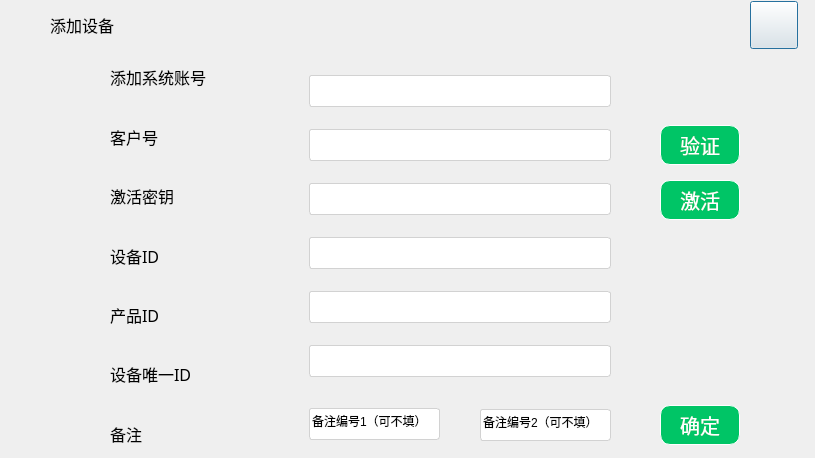
huangjingpei/myobs, file UI/gbs/dialog/GBSAddMatrix.ui: the form before one commit.
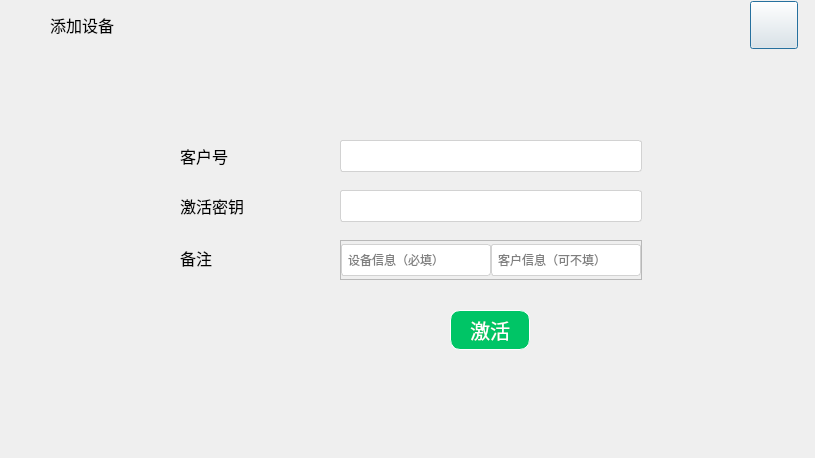
The form after the commit. Icons and pictures are not drawn.

The edit to the form file:
```diff
--- a/UI/gbs/dialog/GBSAddMatrix.ui
+++ b/UI/gbs/dialog/GBSAddMatrix.ui
@@ -77,17 +77,23 @@
   <widget class="QWidget" name="widget_2" native="true">
    <property name="geometry">
     <rect>
-     <x>110</x>
+     <x>0</x>
      <y>50</y>
-     <width>151</width>
+     <width>821</width>
      <height>411</height>
     </rect>
    </property>
-   <layout class="QVBoxLayout" name="verticalLayout">
-    <item>
-     <widget class="QLabel" name="label_2">
-      <property name="styleSheet">
-       <string notr="true">width: 126px;
+   <widget class="QLabel" name="label_21">
+    <property name="geometry">
+     <rect>
+      <x>180</x>
+      <y>140</y>
+      <width>64</width>
+      <height>32</height>
+     </rect>
+    </property>
+    <property name="styleSheet">
+     <string notr="true">width: 126px;
 height: 20px;
 font-family: Song Myung, Song Myung;
 font-weight: 400;
@@ -97,142 +103,16 @@
 text-align: left;
 font-style: normal;
 text-transform: none;</string>
-      </property>
-      <property name="text">
-       <string>添加系统账号</string>
-      </property>
-     </widget>
-    </item>
-    <item>
-     <widget class="QLabel" name="label_3">
-      <property name="styleSheet">
-       <string notr="true">width: 126px;
-height: 20px;
-font-family: Song Myung, Song Myung;
-font-weight: 400;
-font-size: 16px;
-color: #000000;
-line-height: 19px;
-text-align: left;
-font-style: normal;
-text-transform: none;</string>
-      </property>
-      <property name="text">
-       <string>客户号</string>
-      </property>
-     </widget>
-    </item>
-    <item>
-     <widget class="QLabel" name="label_4">
-      <property name="styleSheet">
-       <string notr="true">width: 126px;
-height: 20px;
-font-family: Song Myung, Song Myung;
-font-weight: 400;
-font-size: 16px;
-color: #000000;
-line-height: 19px;
-text-align: left;
-font-style: normal;
-text-transform: none;</string>
-      </property>
-      <property name="text">
-       <string>激活密钥</string>
-      </property>
-     </widget>
-    </item>
-    <item>
-     <widget class="QLabel" name="label_5">
-      <property name="styleSheet">
-       <string notr="true">width: 95px;
-height: 20px;
-font-family: Song Myung, Song Myung;
-font-weight: 400;
-font-size: 16px;
-color: #000000;
-line-height: 19px;
-text-align: left;
-font-style: normal;
-text-transform: none;</string>
-      </property>
-      <property name="text">
-       <string>设备ID</string>
-      </property>
-     </widget>
-    </item>
-    <item>
-     <widget class="QLabel" name="label_6">
-      <property name="styleSheet">
-       <string notr="true">width: 126px;
-height: 20px;
-font-family: Song Myung, Song Myung;
-font-weight: 400;
-font-size: 16px;
-color: #000000;
-line-height: 19px;
-text-align: left;
-font-style: normal;
-text-transform: none;</string>
-      </property>
-      <property name="text">
-       <string>产品ID</string>
-      </property>
-     </widget>
-    </item>
-    <item alignment="Qt::AlignmentFlag::AlignVCenter">
-     <widget class="QLabel" name="label_7">
-      <property name="styleSheet">
-       <string notr="true">width: 126px;
-height: 20px;
-font-family: Song Myung, Song Myung;
-font-weight: 400;
-font-size: 16px;
-color: #000000;
-line-height: 19px;
-text-align: left;
-font-style: normal;
-text-transform: none;</string>
-      </property>
-      <property name="text">
-       <string>设备唯一ID</string>
-      </property>
-     </widget>
-    </item>
-    <item alignment="Qt::AlignmentFlag::AlignVCenter">
-     <widget class="QLabel" name="label_8">
-      <property name="styleSheet">
-       <string notr="true">width: 126px;
-height: 20px;
-font-family: Song Myung, Song Myung;
-font-weight: 400;
-font-size: 16px;
-color: #000000;
-line-height: 19px;
-text-align: left;
-font-style: normal;
-text-transform: none;</string>
-      </property>
-      <property name="text">
-       <string>备注</string>
-      </property>
-     </widget>
-    </item>
-   </layout>
-  </widget>
-  <widget class="QWidget" name="widget_3" native="true">
-   <property name="geometry">
-    <rect>
-     <x>300</x>
-     <y>50</y>
-     <width>320</width>
-     <height>411</height>
-    </rect>
-   </property>
-   <widget class="QLineEdit" name="lineEdit">
+    </property>
+    <property name="text">
+     <string>激活密钥</string>
+    </property>
+   </widget>
+   <widget class="QLineEdit" name="leActivationNo">
     <property name="geometry">
      <rect>
-      <x>9</x>
-      <y>25</y>
+      <x>340</x>
+      <y>90</y>
       <width>302</width>
       <height>32</height>
      </rect>
@@ -241,14 +121,15 @@
      <string notr="true">width: 300px;
 height: 30px;
 border-radius: 3px 3px 3px 3px;
-border: 1px solid #D2D2D2;</string>
+border: 1px solid #D2D2D2;
+padding-left:4px;</string>
     </property>
    </widget>
-   <widget class="QLineEdit" name="lineEdit_3">
+   <widget class="QLineEdit" name="leActivationCode">
     <property name="geometry">
      <rect>
-      <x>9</x>
-      <y>133</y>
+      <x>340</x>
+      <y>140</y>
       <width>302</width>
       <height>32</height>
      </rect>
@@ -257,196 +138,232 @@
      <string notr="true">width: 300px;
 height: 30px;
 border-radius: 3px 3px 3px 3px;
-border: 1px solid #D2D2D2;</string>
+border: 1px solid #D2D2D2;
+padding-left:4px;</string>
     </property>
    </widget>
-   <widget class="QLineEdit" name="lineEdit_7">
+   <widget class="QSplitter" name="splitter_3">
     <property name="geometry">
      <rect>
-      <x>9</x>
-      <y>358</y>
-      <width>131</width>
-      <height>32</height>
+      <x>-30</x>
+      <y>-50</y>
+      <width>0</width>
+      <height>0</height>
      </rect>
     </property>
+    <property name="orientation">
+     <enum>Qt::Orientation::Vertical</enum>
+    </property>
+   </widget>
+   <widget class="QPushButton" name="pushButton_2">
+    <property name="geometry">
+     <rect>
+      <x>450</x>
+      <y>260</y>
+      <width>80</width>
+      <height>40</height>
+     </rect>
+    </property>
     <property name="styleSheet">
-     <string notr="true">width: 300px;
-height: 30px;
-border-radius: 3px 3px 3px 3px;
-border: 1px solid #D2D2D2;</string>
+     <string notr="true">width: 80px;
+height: 40px;
+background: #00C566;
+border-radius: 10px 10px 10px 10px;
+border: 1px solid #FFFFFF;
+font-size: 20px;
+color: #FFFFFF;width: 80px;
+height: 40px;
+background: #00C566;
+border-radius: 10px 10px 10px 10px;
+border: 1px solid #FFFFFF;
+font-size: 20px;
+color: #FFFFFF;</string>
     </property>
     <property name="text">
-     <string>备注编号1（可不填）</string>
+     <string>激活</string>
     </property>
    </widget>
-   <widget class="QLineEdit" name="lineEdit_6">
+   <widget class="QSplitter" name="splitter">
     <property name="geometry">
      <rect>
-      <x>9</x>
-      <y>295</y>
-      <width>302</width>
-      <height>32</height>
+      <x>-30</x>
+      <y>-50</y>
+      <width>0</width>
+      <height>0</height>
      </rect>
     </property>
-    <property name="styleSheet">
-     <string notr="true">width: 300px;
-height: 30px;
-border-radius: 3px 3px 3px 3px;
-border: 1px solid #D2D2D2;</string>
+    <property name="orientation">
+     <enum>Qt::Orientation::Vertical</enum>
     </property>
    </widget>
-   <widget class="QLineEdit" name="lineEdit_2">
+   <widget class="QLabel" name="label_19">
     <property name="geometry">
      <rect>
-      <x>9</x>
-      <y>79</y>
-      <width>302</width>
+      <x>180</x>
+      <y>192</y>
+      <width>81</width>
       <height>32</height>
      </rect>
     </property>
     <property name="styleSheet">
-     <string notr="true">width: 300px;
-height: 30px;
-border-radius: 3px 3px 3px 3px;
-border: 1px solid #D2D2D2;</string>
+     <string notr="true">width: 126px;
+height: 20px;
+font-family: Song Myung, Song Myung;
+font-weight: 400;
+font-size: 16px;
+color: #000000;
+line-height: 19px;
+text-align: left;
+font-style: normal;
+text-transform: none;</string>
     </property>
+    <property name="text">
+     <string>备注</string>
+    </property>
    </widget>
-   <widget class="QLineEdit" name="lineEdit_5">
+   <widget class="QSplitter" name="splitter_2">
     <property name="geometry">
      <rect>
-      <x>9</x>
-      <y>241</y>
-      <width>302</width>
+      <x>-30</x>
+      <y>-50</y>
+      <width>0</width>
+      <height>0</height>
+     </rect>
+    </property>
+    <property name="orientation">
+     <enum>Qt::Orientation::Horizontal</enum>
+    </property>
+   </widget>
+   <widget class="QLabel" name="label_20">
+    <property name="geometry">
+     <rect>
+      <x>180</x>
+      <y>90</y>
+      <width>48</width>
       <height>32</height>
      </rect>
     </property>
     <property name="styleSheet">
-     <string notr="true">width: 300px;
-height: 30px;
-border-radius: 3px 3px 3px 3px;
-border: 1px solid #D2D2D2;</string>
+     <string notr="true">width: 126px;
+height: 20px;
+font-family: Song Myung, Song Myung;
+font-weight: 400;
+font-size: 16px;
+color: #000000;
+line-height: 19px;
+text-align: left;
+font-style: normal;
+text-transform: none;</string>
     </property>
+    <property name="text">
+     <string>客户号</string>
+    </property>
    </widget>
-   <widget class="QLineEdit" name="lineEdit_4">
+   <widget class="QFrame" name="frame">
     <property name="geometry">
      <rect>
-      <x>9</x>
-      <y>187</y>
+      <x>340</x>
+      <y>190</y>
       <width>302</width>
-      <height>32</height>
+      <height>40</height>
      </rect>
     </property>
-    <property name="styleSheet">
-     <string notr="true">width: 300px;
+    <property name="frameShape">
+     <enum>QFrame::Shape::StyledPanel</enum>
+    </property>
+    <property name="frameShadow">
+     <enum>QFrame::Shadow::Raised</enum>
+    </property>
+    <layout class="QHBoxLayout" name="horizontalLayout">
+     <property name="spacing">
+      <number>0</number>
+     </property>
+     <property name="leftMargin">
+      <number>0</number>
+     </property>
+     <property name="topMargin">
+      <number>0</number>
+     </property>
+     <property name="rightMargin">
+      <number>0</number>
+     </property>
+     <property name="bottomMargin">
+      <number>0</number>
+     </property>
+     <item>
+      <layout class="QHBoxLayout" name="horizontalLayout_6">
+       <property name="sizeConstraint">
+        <enum>QLayout::SizeConstraint::SetFixedSize</enum>
+       </property>
+       <item>
+        <widget class="QLineEdit" name="leRemark1">
+         <property name="styleSheet">
+          <string notr="true">width: 300px;
 height: 30px;
 border-radius: 3px 3px 3px 3px;
-border: 1px solid #D2D2D2;</string>
-    </property>
+border: 1px solid #D2D2D2;
+padding-left:4px;</string>
+         </property>
+         <property name="text">
+          <string/>
+         </property>
+         <property name="placeholderText">
+          <string>设备信息（必填）</string>
+         </property>
+        </widget>
+       </item>
+       <item>
+        <spacer name="horizontalSpacer_4">
+         <property name="orientation">
+          <enum>Qt::Orientation::Horizontal</enum>
+         </property>
+         <property name="sizeHint" stdset="0">
+          <size>
+           <width>40</width>
+           <height>20</height>
+          </size>
+         </property>
+        </spacer>
+       </item>
+       <item>
+        <widget class="QLineEdit" name="leRemark2">
+         <property name="styleSheet">
+          <string notr="true">width: 300px;
+height: 30px;
+border-radius: 3px 3px 3px 3px;
+border: 1px solid #D2D2D2;
+padding-left:4px;
+</string>
+         </property>
+         <property name="text">
+          <string/>
+         </property>
+         <property name="placeholderText">
+          <string>客户信息（可不填）</string>
+         </property>
+        </widget>
+       </item>
+      </layout>
+     </item>
+    </layout>
    </widget>
-   <widget class="QLineEdit" name="lineEdit_8">
+   <widget class="QLabel" name="leActivationResult">
     <property name="geometry">
      <rect>
-      <x>180</x>
-      <y>359</y>
-      <width>131</width>
-      <height>32</height>
+      <x>140</x>
+      <y>30</y>
+      <width>561</width>
+      <height>30</height>
      </rect>
     </property>
     <property name="styleSheet">
-     <string notr="true">width: 300px;
-height: 30px;
-border-radius: 3px 3px 3px 3px;
-border: 1px solid #D2D2D2;</string>
+     <string notr="true"/>
     </property>
     <property name="text">
-     <string>备注编号2（可不填）</string>
+     <string/>
     </property>
    </widget>
   </widget>
-  <widget class="QPushButton" name="pushButton">
-   <property name="geometry">
-    <rect>
-     <x>660</x>
-     <y>125</y>
-     <width>80</width>
-     <height>40</height>
-    </rect>
-   </property>
-   <property name="styleSheet">
-    <string notr="true">width: 80px;
-height: 40px;
-background: #00C566;
-border-radius: 10px 10px 10px 10px;
-border: 1px solid #FFFFFF;
-font-size: 20px;
-color: #FFFFFF;width: 80px;
-height: 40px;
-background: #00C566;
-border-radius: 10px 10px 10px 10px;
-border: 1px solid #FFFFFF;
-font-size: 20px;
-color: #FFFFFF;</string>
-   </property>
-   <property name="text">
-    <string>验证</string>
-   </property>
-  </widget>
-  <widget class="QPushButton" name="pushButton_2">
-   <property name="geometry">
-    <rect>
-     <x>660</x>
-     <y>180</y>
-     <width>80</width>
-     <height>40</height>
-    </rect>
-   </property>
-   <property name="styleSheet">
-    <string notr="true">width: 80px;
-height: 40px;
-background: #00C566;
-border-radius: 10px 10px 10px 10px;
-border: 1px solid #FFFFFF;
-font-size: 20px;
-color: #FFFFFF;width: 80px;
-height: 40px;
-background: #00C566;
-border-radius: 10px 10px 10px 10px;
-border: 1px solid #FFFFFF;
-font-size: 20px;
-color: #FFFFFF;</string>
-   </property>
-   <property name="text">
-    <string>激活</string>
-   </property>
-  </widget>
-  <widget class="QPushButton" name="pushButton_3">
-   <property name="geometry">
-    <rect>
-     <x>660</x>
-     <y>405</y>
-     <width>80</width>
-     <height>40</height>
-    </rect>
-   </property>
-   <property name="styleSheet">
-    <string notr="true">width: 80px;
-height: 40px;
-background: #00C566;
-border-radius: 10px 10px 10px 10px;
-border: 1px solid #FFFFFF;
-font-size: 20px;
-color: #FFFFFF;width: 80px;
-height: 40px;
-background: #00C566;
-border-radius: 10px 10px 10px 10px;
-border: 1px solid #FFFFFF;
-font-size: 20px;
-color: #FFFFFF;</string>
-   </property>
-   <property name="text">
-    <string>确定</string>
-   </property>
-  </widget>
  </widget>
  <resources>
   <include location="../Resources.qrc"/>
```
